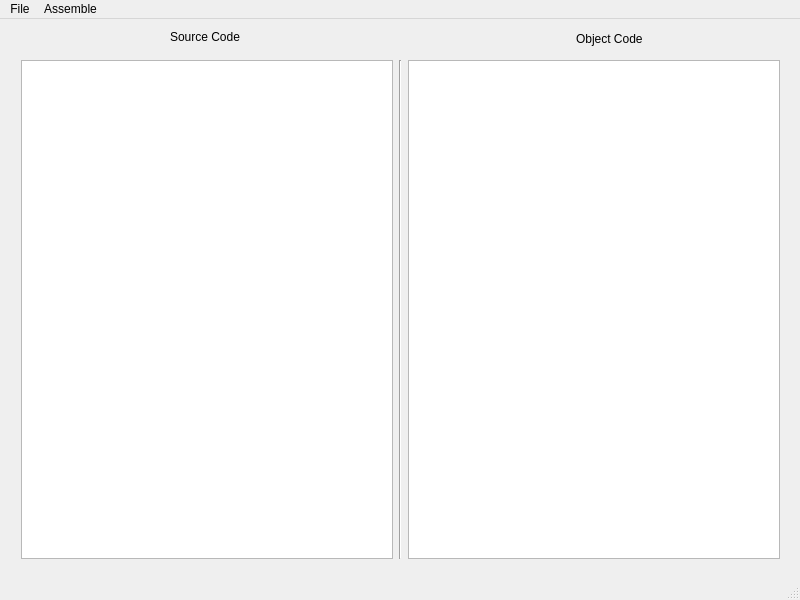
Qt form mainwindow.ui (koldbyte/SICAssembler) before a commit.
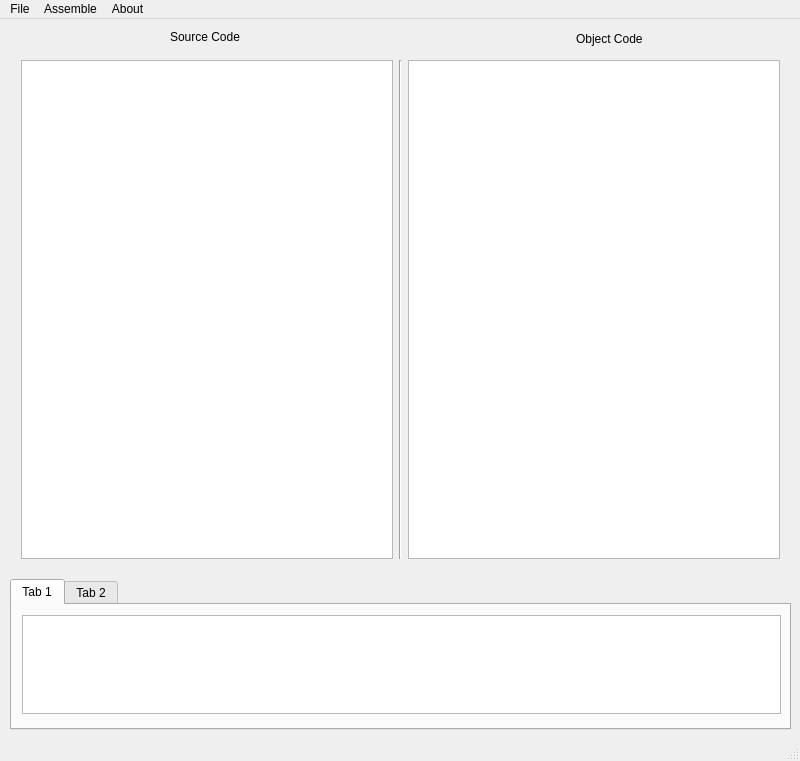
The same form after that commit. The open tabs and pages were chosen to show the change. Custom widgets are drawn as their Qt base class.

Diff of the .ui file:
```diff
--- a/mainwindow.ui
+++ b/mainwindow.ui
@@ -7,7 +7,7 @@
     <x>0</x>
     <y>0</y>
     <width>800</width>
-    <height>600</height>
+    <height>761</height>
    </rect>
   </property>
   <property name="sizePolicy">
@@ -80,6 +80,44 @@
      <string>Object Code</string>
     </property>
    </widget>
+   <widget class="QTabWidget" name="tabWidget">
+    <property name="geometry">
+     <rect>
+      <x>10</x>
+      <y>560</y>
+      <width>781</width>
+      <height>151</height>
+     </rect>
+    </property>
+    <property name="currentIndex">
+     <number>1</number>
+    </property>
+    <widget class="QWidget" name="tab">
+     <attribute name="title">
+      <string>Tab 1</string>
+     </attribute>
+     <widget class="QWidget" name="horizontalLayoutWidget_2">
+      <property name="geometry">
+       <rect>
+        <x>-1</x>
+        <y>-1</y>
+        <width>781</width>
+        <height>121</height>
+       </rect>
+      </property>
+      <layout class="QHBoxLayout" name="horizontalLayout_2">
+       <item>
+        <widget class="QTextEdit" name="textEdit"/>
+       </item>
+      </layout>
+     </widget>
+    </widget>
+    <widget class="QWidget" name="tab_2">
+     <attribute name="title">
+      <string>Tab 2</string>
+     </attribute>
+    </widget>
+   </widget>
   </widget>
   <widget class="QMenuBar" name="menuBar">
    <property name="geometry">
@@ -106,8 +144,14 @@
     <addaction name="actionConvert_Now"/>
     <addaction name="actionSave_Output"/>
    </widget>
+   <widget class="QMenu" name="menuAbout">
+    <property name="title">
+     <string>About</string>
+    </property>
+   </widget>
    <addaction name="menuFile"/>
    <addaction name="menuConvert"/>
+   <addaction name="menuAbout"/>
   </widget>
   <widget class="QStatusBar" name="statusBar"/>
   <action name="actionOpen">
@@ -137,6 +181,13 @@
   </action>
  </widget>
  <layoutdefault spacing="6" margin="11"/>
+ <customwidgets>
+  <customwidget>
+   <class>CodeEditor</class>
+   <extends>QPlainTextEdit</extends>
+   <header>codeeditor.h</header>
+  </customwidget>
+ </customwidgets>
  <resources/>
  <connections/>
 </ui>
```
Left out of the diff: 8 changed lines with no effect on the pictures.
